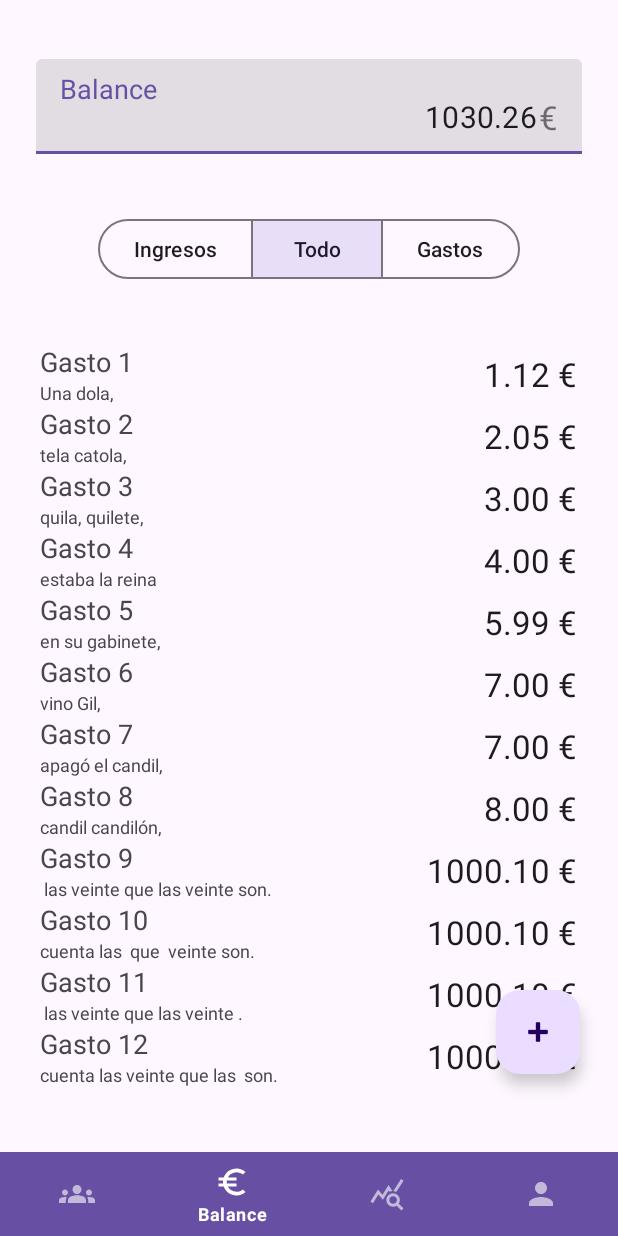
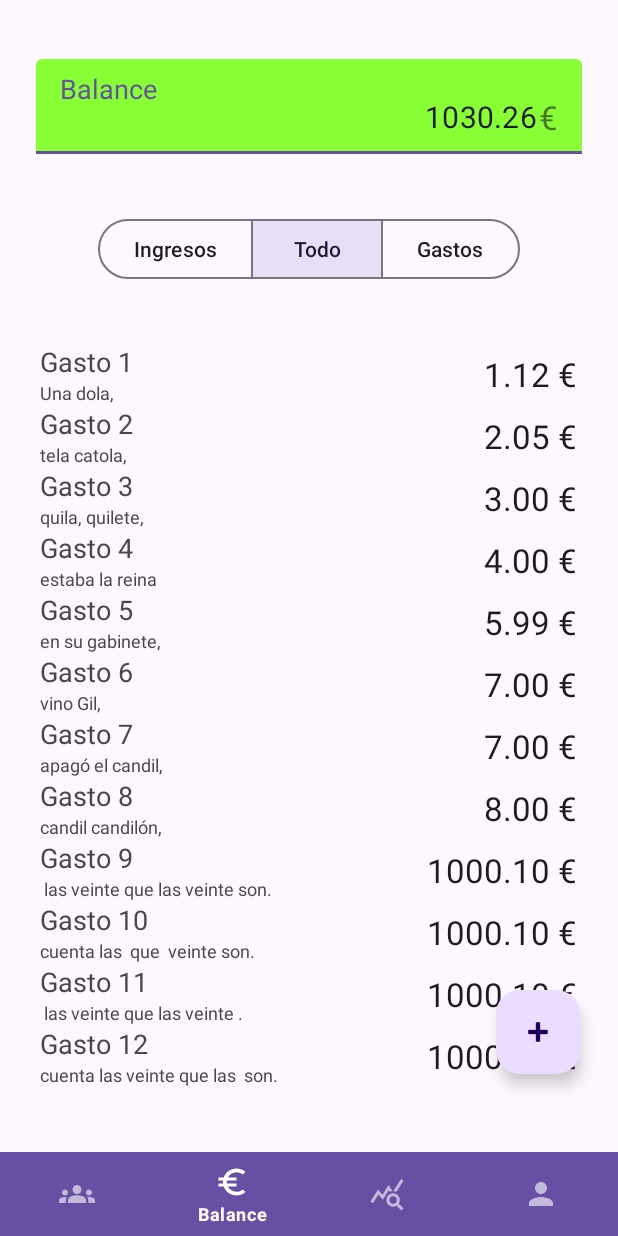
Before and after one commit to JorgeCasatejada/SaveUp, an Android app: the screen it shows after launch (MainActivity), on a phone screen of 412 x 824 dp. Run offline under Robolectric (Android 15) with nearby library versions, the phone set to English and light mode, and no system bars.

Commit message:
Añadido fondo verde/rojo dependiendo del balance

```diff
--- a/app/src/main/java/com/example/saveup/ui/MainScreenFragment.java
+++ b/app/src/main/java/com/example/saveup/ui/MainScreenFragment.java
@@ -2,6 +2,8 @@ package com.example.saveup.ui;
 
 import android.app.Activity;
 import android.content.Intent;
+import android.graphics.drawable.ColorDrawable;
+import android.graphics.drawable.Drawable;
 import android.os.Bundle;
 import android.view.LayoutInflater;
 import android.view.View;
@@ -22,6 +24,7 @@ import com.google.android.material.button.MaterialButtonToggleGroup;
 import com.google.android.material.floatingactionbutton.FloatingActionButton;
 import com.google.android.material.snackbar.Snackbar;
 import com.google.android.material.textfield.TextInputEditText;
+import com.google.android.material.textfield.TextInputLayout;
 
 // Fragmento para la pantalla principal
 public class MainScreenFragment extends Fragment {
@@ -37,6 +40,8 @@ public class MainScreenFragment extends Fragment {
     private MaterialButtonToggleGroup toggleButton;
     private FloatingActionButton fabAdd;
     private int appliedFilter;
+
+    private TextInputLayout outlinedTextFieldBalance;
 
     public static MainScreenFragment newInstance(Account account) {
         MainScreenFragment fragment = new MainScreenFragment();
@@ -60,10 +65,21 @@ public class MainScreenFragment extends Fragment {
         transactionsListView = root.findViewById(R.id.recyclerTransactions);
         transactionsListView.setHasFixedSize(true);
         etBalance = root.findViewById(R.id.etBalance);
+        outlinedTextFieldBalance = root.findViewById(R.id.outlinedTextFieldBalance);
+        updateColor();
         toggleButton = root.findViewById(R.id.toggleButton);
         fabAdd = root.findViewById(R.id.fabAdd);
         etBalance.setText(account.getStrBalance());
         appliedFilter = 0;
+    }
+
+    private void updateColor() {
+        int color;
+        if (account.getBalance() > 0)
+            color = getResources().getColor(R.color.green);
+        else
+            color = getResources().getColor(R.color.red);
+        outlinedTextFieldBalance.setBoxBackgroundColor(color);
     }
 
     /* Al crear la vista, cargamos los valores necesarios */
@@ -126,6 +142,7 @@ public class MainScreenFragment extends Fragment {
 //                ((TransactionsListAdapter) transactionsListView.getAdapter()).updateData(TransactionsListAdapter.APPEND);
                 ltAdapter.setTransactionsList(
                         account.getFilteredTransactionsList(appliedFilter));
+                updateColor();
             }
         }
     }
--- a/app/src/main/res/layout/fragment_main_screen.xml
+++ b/app/src/main/res/layout/fragment_main_screen.xml
@@ -21,6 +21,7 @@
         app:layout_constraintHorizontal_bias="0.0"
         app:layout_constraintStart_toStartOf="parent"
         app:layout_constraintTop_toTopOf="parent"
+        app:boxBackgroundColor="@color/green"
         app:suffixText="@string/euroSymbol"
         app:suffixTextAppearance="@style/TextAppearance.AppCompat.Large">
 
--- a/app/src/main/res/values/colors.xml
+++ b/app/src/main/res/values/colors.xml
@@ -2,4 +2,6 @@
 <resources>
     <color name="black">#FF000000</color>
     <color name="white">#FFFFFFFF</color>
+    <color name="green">#88FF35</color>
+    <color name="red">#FF3B31</color>
 </resources>
```
